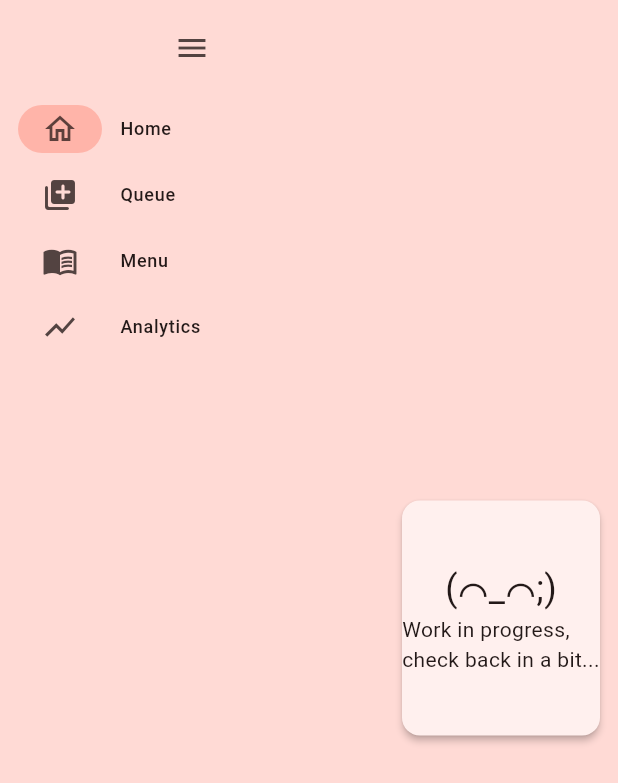
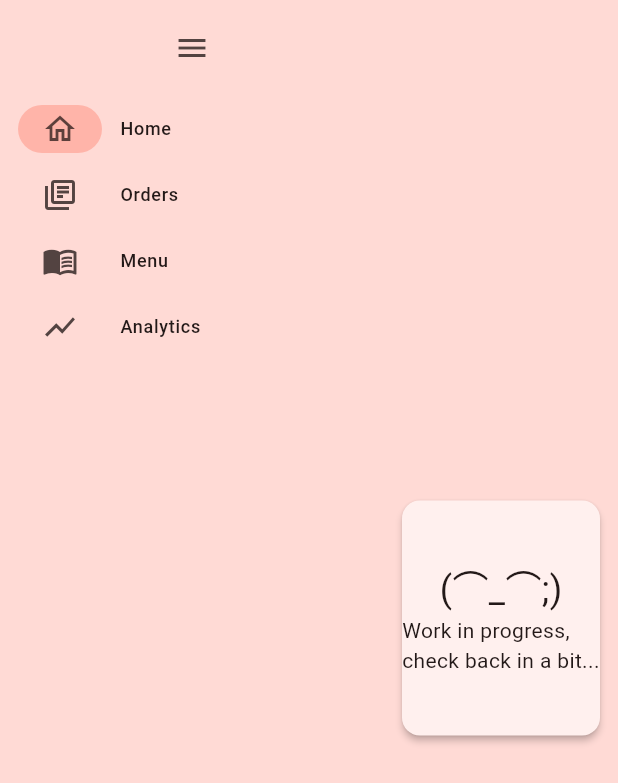
Before and after one commit to bootloopmaster636/chrysant, a Flutter app: the screen it shows after launch, after a tap on the "menu" icon, after a tap on "Home", on a phone screen of 412 x 824 dp. Shown: the top 783 px of the screen. Run offline on Flutter 3.47's test engine with Material 3 defaults, Android fonts, the phone set to English and light mode, and no system bars; our stand-ins replace dropdown_button2, flutter_hooks, flutter_riverpod, gap, hooks_riverpod, isar and 3 more; accounts and stored records are empty; generated files the repository leaves out were written again.

Commit message:
add order management screen

```diff
--- a/lib/data/models/order.dart
+++ b/lib/data/models/order.dart
@@ -5,11 +5,12 @@ part 'order.g.dart';
 @collection
 class Order {
   Id id = Isar.autoIncrement;
-  String name = "";
+  String? name = "";
   int? tableNumber;
   bool isDineIn = false;
   DateTime? orderedAt;
   DateTime? paidAt;
+  int totalPrice = 0;
   List<OrderMenu> items = [];
 }
 
--- a/lib/pages/layout.dart
+++ b/lib/pages/layout.dart
@@ -1,5 +1,5 @@
 import 'package:chrysant/pages/menu/menu.dart';
-import 'package:chrysant/pages/queue/queue.dart';
+import 'package:chrysant/pages/orders/orders.dart';
 import 'package:flutter/material.dart';
 import 'package:flutter_hooks/flutter_hooks.dart';
 import 'package:hooks_riverpod/hooks_riverpod.dart';
@@ -9,7 +9,7 @@ import 'home/home.dart';
 
 const contentMain = <Widget>[
   HomePage(),
-  QueuePage(),
+  OrdersPage(),
   MenuPage(),
   AnalyticPage(),
 ];
@@ -73,7 +73,7 @@ class Nav extends StatelessWidget {
         NavigationRailDestination(
             icon: Icon(Icons.home_outlined), label: Text('Home')),
         NavigationRailDestination(
-            icon: Icon(Icons.queue_rounded), label: Text('Queue')),
+            icon: Icon(Icons.library_books_outlined), label: Text('Orders')),
         NavigationRailDestination(
             icon: Icon(Icons.menu_book), label: Text('Menu')),
         NavigationRailDestination(
--- /dev/null
+++ b/lib/pages/orders/orders.dart
@@ -0,0 +1,378 @@
+import 'package:chrysant/constants.dart';
+import 'package:chrysant/pages/components/titled_widget.dart';
+import 'package:flutter/material.dart';
+import 'package:flutter_hooks/flutter_hooks.dart';
+import 'package:gap/gap.dart';
+import 'package:hooks_riverpod/hooks_riverpod.dart';
+import 'package:isar/isar.dart';
+import 'package:responsive_sizer/responsive_sizer.dart';
+
+import '../../data/models/order.dart';
+
+// TODO temp data for testing purposes only
+final Order example1 = Order()
+  ..id = 1
+  ..name = "John Doe"
+  ..tableNumber = 1
+  ..isDineIn = true
+  ..orderedAt = DateTime.now()
+  ..totalPrice = 12
+  ..items = [
+    OrderMenu()
+      ..name = "Chicken Chop"
+      ..description = "Chicken Chop with fries"
+      ..price = 10
+      ..quantity = 1
+      ..category = "Main",
+    OrderMenu()
+      ..name = "Coke"
+      ..price = 2
+      ..quantity = 1
+      ..category = "Drinks",
+  ];
+final Order example2 = Order()
+  ..id = 2
+  ..name = "Chto"
+  ..isDineIn = false
+  ..orderedAt = DateTime.now()
+  ..totalPrice = 10000
+  ..items = [
+    OrderMenu()
+      ..name = "Soto Ayam"
+      ..price = 10000
+      ..quantity = 1
+      ..category = "Main",
+  ];
+
+final List<Order> orders = [example1, example2];
+
+class OrdersPage extends HookConsumerWidget {
+  const OrdersPage({
+    super.key,
+  });
+
+  @override
+  Widget build(BuildContext context, WidgetRef ref) {
+    final selectedOrderId =
+        useState(-1); // selectedOrderId -1 is nothing selected
+
+    return Row(
+      mainAxisSize: MainAxisSize.min,
+      children: [
+        //main screen
+        SizedBox(
+          width: 40.w,
+          child: Column(
+            crossAxisAlignment: CrossAxisAlignment.stretch,
+            children: [
+              AppBar(
+                backgroundColor: Colors.transparent,
+                title: const Text("Manage Orders"),
+              ),
+              Expanded(
+                child: Card(
+                  child: Stack(
+                    alignment: Alignment.bottomRight,
+                    children: [
+                      Padding(
+                        padding: const EdgeInsets.all(16.0),
+                        child: OrderList(
+                          selectedOrderId: selectedOrderId,
+                        ),
+                      ),
+                      Padding(
+                        padding: const EdgeInsets.all(16.0),
+                        child: FloatingActionButton(
+                          onPressed: () {},
+                          backgroundColor:
+                              Theme.of(context).colorScheme.primary,
+                          foregroundColor:
+                              Theme.of(context).colorScheme.onPrimary,
+                          child: const Icon(Icons.add),
+                        ),
+                      )
+                    ],
+                  ),
+                ),
+              ),
+            ],
+          ),
+        ),
+
+        //second screen
+        const Gap(4),
+        Expanded(
+          child: Card(
+            child: Padding(
+              padding: const EdgeInsets.all(24.0),
+              child: selectedOrderId.value == -1
+                  ? const NoOrderSelectedNotif()
+                  : OrderDetails(
+                      order: orders
+                          .where((order) => order.id == selectedOrderId.value)
+                          .first),
+            ),
+          ),
+        ),
+      ],
+    );
+  }
+}
+
+class NoOrderSelectedNotif extends StatelessWidget {
+  const NoOrderSelectedNotif({super.key});
+
+  @override
+  Widget build(BuildContext context) {
+    return const Column(
+      mainAxisAlignment: MainAxisAlignment.center,
+      children: [
+        Text("(・・ ) ?", style: TextStyle(fontSize: 32)),
+        Gap(8),
+        Text("No order selected, select an order first to see the details.",
+            style: TextStyle(fontSize: 16)),
+      ],
+    );
+  }
+}
+
+class OrderList extends HookConsumerWidget {
+  final ValueNotifier<Id> selectedOrderId;
+
+  const OrderList({super.key, required this.selectedOrderId});
+
+  @override
+  Widget build(BuildContext context, WidgetRef ref) {
+    return ListView(
+      children: orders
+          .map(
+            (order) => InkWell(
+              onTap: () {
+                selectedOrderId.value = order.id;
+              },
+              child: OrderTile(
+                  order: order,
+                  isSelected: order.id == selectedOrderId.value ? true : false),
+            ),
+          )
+          .toList(),
+    );
+  }
+}
+
+class OrderTile extends HookConsumerWidget {
+  final Order order;
+  final bool isSelected;
+
+  const OrderTile({super.key, required this.order, required this.isSelected});
+
+  @override
+  Widget build(BuildContext context, WidgetRef ref) {
+    return SizedBox(
+      height: 160,
+      child: Card(
+        color:
+            isSelected ? Theme.of(context).colorScheme.primaryContainer : null,
+        elevation: 2,
+        child: Padding(
+          padding: const EdgeInsets.all(16.0),
+          child: Row(
+            crossAxisAlignment: CrossAxisAlignment.stretch,
+            children: [
+              order.isDineIn
+                  ? Column(
+                      mainAxisAlignment: MainAxisAlignment.center,
+                      children: [
+                        const Text("Table"),
+                        Text(
+                          order.tableNumber.toString().padLeft(2, "0"),
+                          style: const TextStyle(fontSize: 20),
+                        )
+                      ],
+                    )
+                  : Column(
+                      mainAxisAlignment: MainAxisAlignment.center,
+                      crossAxisAlignment: CrossAxisAlignment.center,
+                      children: [
+                        Text(
+                          "Take",
+                          style: TextStyle(
+                              color: Theme.of(context).colorScheme.secondary),
+                        ),
+                        Text(
+                          "away",
+                          style: TextStyle(
+                              color: Theme.of(context).colorScheme.secondary),
+                        ),
+                      ],
+                    ),
+              const Gap(16),
+              Column(
+                crossAxisAlignment: CrossAxisAlignment.start,
+                children: [
+                  Text(
+                    "Total $currency ${order.totalPrice}",
+                    style: const TextStyle(
+                        fontSize: 16, fontWeight: FontWeight.bold),
+                    textAlign: TextAlign.start,
+                  ),
+                  const Gap(4),
+                  Expanded(
+                    child: SizedBox(
+                      width: 22.w,
+                      child: ListView.builder(
+                        shrinkWrap: true,
+                        itemCount: order.items.length,
+                        itemBuilder: (context, index) {
+                          return Text(
+                            "${order.items[index].name} (x${order.items[index].quantity})",
+                            style: const TextStyle(fontSize: 16),
+                          );
+                        },
+                      ),
+                    ),
+                  ),
+                ],
+              ),
+              const Spacer(),
+              FilledButton(
+                onPressed: () {},
+                style: FilledButton.styleFrom(
+                  elevation: 3,
+                  backgroundColor:
+                      Theme.of(context).colorScheme.tertiaryContainer,
+                  foregroundColor:
+                      Theme.of(context).colorScheme.onTertiaryContainer,
+                  padding: const EdgeInsets.symmetric(
+                    horizontal: 16,
+                    vertical: 8,
+                  ),
+                ),
+                child: const Icon(Icons.payments_outlined),
+              ),
+            ],
+          ),
+        ),
+      ),
+    );
+  }
+}
+
+class OrderDetails extends HookConsumerWidget {
+  final Order order;
+
+  const OrderDetails({super.key, required this.order});
+
+  @override
+  Widget build(BuildContext context, WidgetRef ref) {
+    return Column(
+      crossAxisAlignment: CrossAxisAlignment.stretch,
+      mainAxisSize: MainAxisSize.min,
+      children: [
+        const Text("Order Details", style: TextStyle(fontSize: 28)),
+        const Gap(8),
+        InfoCard(order: order),
+        const Gap(8),
+        Expanded(
+          child: ListView.builder(
+            itemCount: order.items.length,
+            itemBuilder: (context, index) {
+              return SizedBox(
+                height: 80,
+                child: ListTile(
+                  title: Text(
+                    "${order.items[index].name} (x${order.items[index].quantity})",
+                    style: const TextStyle(fontSize: 18),
+                  ),
+                  subtitle: Text(
+                    "@ $currency ${order.items[index].price}",
+                    style: const TextStyle(fontSize: 16),
+                  ),
+                  trailing: Text(
+                      "$currency ${order.items[index].quantity * order.items[index].price}",
+                      style: const TextStyle(fontSize: 20)),
+                ),
+              );
+            },
+          ),
+        ),
+        const Gap(4),
+        const Divider(),
+        const Gap(4),
+        Padding(
+          padding: const EdgeInsets.symmetric(horizontal: 16),
+          child: Text(
+            "Total: $currency ${order.totalPrice}",
+            style: const TextStyle(fontSize: 22, fontWeight: FontWeight.bold),
+            textAlign: TextAlign.end,
+          ),
+        ),
+      ],
+    );
+  }
+}
+
+class InfoCard extends StatelessWidget {
+  final Order order;
+
+  const InfoCard({super.key, required this.order});
+
+  @override
+  Widget build(BuildContext context) {
+    return Card(
+      elevation: 3,
+      child: Padding(
+        padding: const EdgeInsets.all(16.0),
+        child: Row(
+          mainAxisAlignment: MainAxisAlignment.start,
+          crossAxisAlignment: CrossAxisAlignment.start,
+          children: [
+            Column(
+              crossAxisAlignment: CrossAxisAlignment.start,
+              children: [
+                TitledWidget(
+                  title: "Customer Name",
+                  child: Text(
+                    order.name ?? "Unknown",
+                    style: const TextStyle(fontSize: 18),
+                  ),
+                ),
+                const Gap(12),
+                TitledWidget(
+                  title: "Type",
+                  child: Text(
+                    order.isDineIn ? "Dining in" : "Take away",
+                    style: const TextStyle(fontSize: 18),
+                  ),
+                ),
+              ],
+            ),
+            const Gap(32),
+            Column(
+              crossAxisAlignment: CrossAxisAlignment.start,
+              children: [
+                TitledWidget(
+                  title: "Table Number",
+                  child: Text(
+                    order.tableNumber != null
+                        ? order.tableNumber.toString().padLeft(2, "0")
+                        : "Unknown",
+                    style: const TextStyle(fontSize: 18),
+                  ),
+                ),
+                const Gap(12),
+                TitledWidget(
+                  title: "Ordered At",
+                  child: Text(
+                    "${order.orderedAt?.day.toString().padLeft(2, "0")}-${order.orderedAt?.month.toString().padLeft(2, "0")}-${order.orderedAt?.year} @ ${order.orderedAt?.hour.toString().padLeft(2, "0")}:${order.orderedAt?.minute.toString().padLeft(2, "0")}",
+                    style: const TextStyle(fontSize: 18),
+                  ),
+                ),
+              ],
+            ),
+          ],
+        ),
+      ),
+    );
+  }
+}
--- a/lib/pages/queue/queue.dart
+++ /dev/null
@@ -1,67 +0,0 @@
-import 'package:flutter/material.dart';
-import 'package:gap/gap.dart';
-import 'package:hooks_riverpod/hooks_riverpod.dart';
-import 'package:responsive_sizer/responsive_sizer.dart';
-
-import '../components/work_in_progress.dart';
-
-class QueuePage extends HookConsumerWidget {
-  const QueuePage({
-    super.key,
-  });
-
-  @override
-  Widget build(BuildContext context, WidgetRef ref) {
-    return Row(
-      mainAxisSize: MainAxisSize.min,
-      children: [
-        //main screen
-        SizedBox(
-          width: 40.w,
-          child: Column(
-            crossAxisAlignment: CrossAxisAlignment.stretch,
-            children: [
-              AppBar(
-                backgroundColor: Colors.transparent,
-                title: const Text("Manage Queue"),
-              ),
-              Expanded(
-                child: Card(
-                  child: Stack(
-                    alignment: Alignment.bottomRight,
-                    children: [
-                      const Center(
-                        child: WIP(),
-                      ),
-                      Padding(
-                        padding: const EdgeInsets.all(16.0),
-                        child: FloatingActionButton(
-                          onPressed: () {},
-                          backgroundColor:
-                              Theme.of(context).colorScheme.primary,
-                          foregroundColor:
-                              Theme.of(context).colorScheme.onPrimary,
-                          child: const Icon(Icons.add),
-                        ),
-                      )
-                    ],
-                  ),
-                ),
-              ),
-            ],
-          ),
-        ),
-
-        //second screen
-        const Gap(4),
-        const Expanded(
-          child: Card(
-            child: Center(
-              child: WIP(),
-            ),
-          ),
-        ),
-      ],
-    );
-  }
-}
```
Also changed, not shown: lib/pages/components/titled_widget.dart (added, +20 -0 lines), lib/data/models/order.g.dart.
